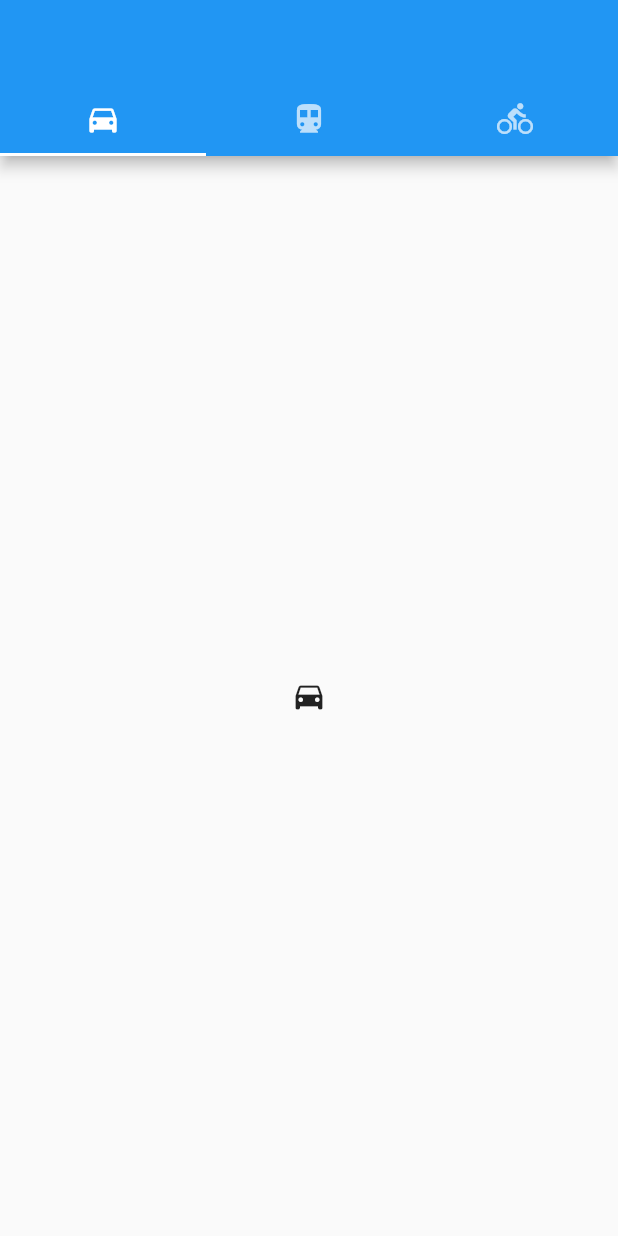
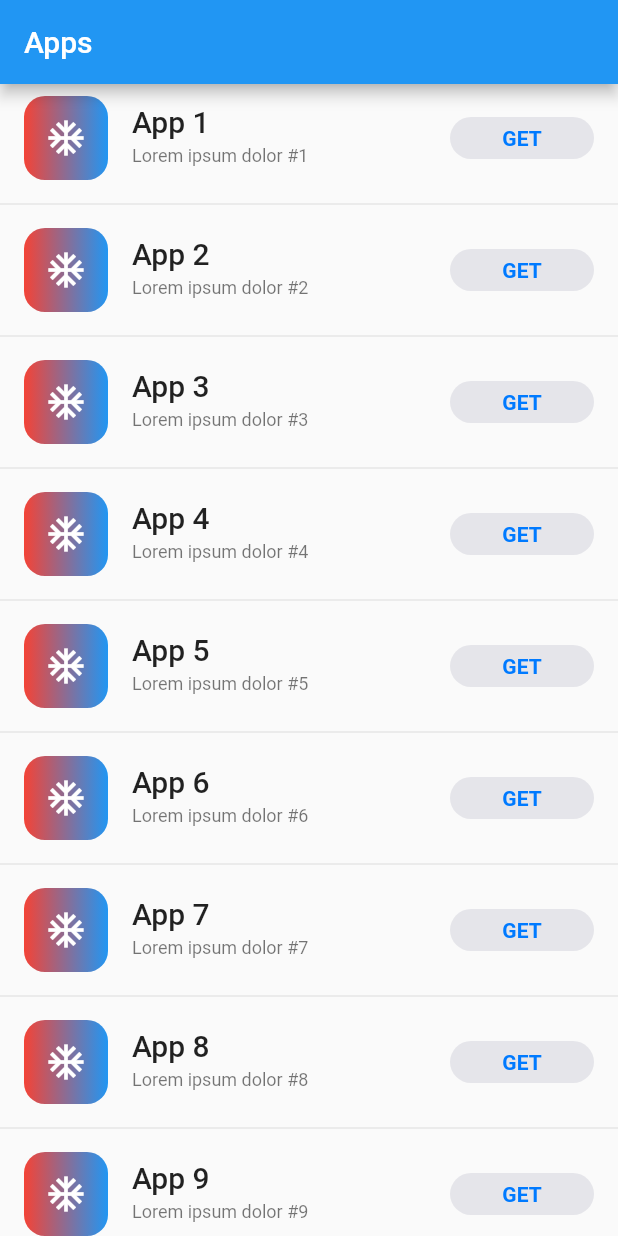
Before and after one commit to kanexsa/try_widgets, a Flutter app: the screen it shows after launch, on a phone screen of 412 x 824 dp. Run offline on Flutter 3.47's test engine with Material 2 defaults, Android fonts, the phone set to English and light mode, and no system bars.

Commit message:
download button uploaded

```diff
--- /dev/null
+++ b/lib/effects/download_button/download_button.dart
@@ -0,0 +1,397 @@
+import 'package:flutter/cupertino.dart';
+import 'package:flutter/material.dart';
+
+@immutable
+class ExampleCupertinoDownloadButton extends StatefulWidget {
+  const ExampleCupertinoDownloadButton({super.key});
+
+  @override
+  State<ExampleCupertinoDownloadButton> createState() =>
+      _ExampleCupertinoDownloadButtonState();
+}
+
+class _ExampleCupertinoDownloadButtonState
+    extends State<ExampleCupertinoDownloadButton> {
+  late final List<DownloadController> _downloadControllers;
+
+  @override
+  void initState() {
+    super.initState();
+    _downloadControllers = List<DownloadController>.generate(
+      20,
+      (index) => SimulatedDownloadController(onOpenDownload: () {
+        _openDownload(index);
+      }),
+    );
+  }
+
+  void _openDownload(int index) {
+    ScaffoldMessenger.of(context).showSnackBar(
+      SnackBar(
+        content: Text('Open App ${index + 1}'),
+      ),
+    );
+  }
+
+  @override
+  Widget build(BuildContext context) {
+    return Scaffold(
+      appBar: AppBar(title: const Text('Apps')),
+      body: ListView.separated(
+        itemCount: _downloadControllers.length,
+        separatorBuilder: (_, __) => const Divider(),
+        itemBuilder: _buildListItem,
+      ),
+    );
+  }
+
+  Widget _buildListItem(BuildContext context, int index) {
+    final theme = Theme.of(context);
+    final downloadController = _downloadControllers[index];
+
+    return ListTile(
+      leading: const DemoAppIcon(),
+      title: Text(
+        'App ${index + 1}',
+        overflow: TextOverflow.ellipsis,
+        style: theme.textTheme.titleLarge,
+      ),
+      subtitle: Text(
+        'Lorem ipsum dolor #${index + 1}',
+        overflow: TextOverflow.ellipsis,
+        style: theme.textTheme.bodySmall,
+      ),
+      trailing: SizedBox(
+        width: 96,
+        child: AnimatedBuilder(
+          animation: downloadController,
+          builder: (context, child) {
+            return DownloadButton(
+              status: downloadController.downloadStatus,
+              downloadProgress: downloadController.progress,
+              onDownload: downloadController.startDownload,
+              onCancel: downloadController.stopDownload,
+              onOpen: downloadController.openDownload,
+            );
+          },
+        ),
+      ),
+    );
+  }
+}
+
+@immutable
+class DemoAppIcon extends StatelessWidget {
+  const DemoAppIcon({super.key});
+
+  @override
+  Widget build(BuildContext context) {
+    return const AspectRatio(
+      aspectRatio: 1,
+      child: FittedBox(
+        child: SizedBox(
+          width: 80,
+          height: 80,
+          child: DecoratedBox(
+            decoration: BoxDecoration(
+              gradient: LinearGradient(
+                colors: [Colors.red, Colors.blue],
+              ),
+              borderRadius: BorderRadius.all(Radius.circular(20)),
+            ),
+            child: Center(
+              child: Icon(
+                Icons.ac_unit,
+                color: Colors.white,
+                size: 40,
+              ),
+            ),
+          ),
+        ),
+      ),
+    );
+  }
+}
+
+enum DownloadStatus {
+  notDownloaded,
+  fetchingDownload,
+  downloading,
+  downloaded,
+}
+
+abstract class DownloadController implements ChangeNotifier {
+  DownloadStatus get downloadStatus;
+  double get progress;
+
+  void startDownload();
+  void stopDownload();
+  void openDownload();
+}
+
+class SimulatedDownloadController extends DownloadController
+    with ChangeNotifier {
+  SimulatedDownloadController({
+    DownloadStatus downloadStatus = DownloadStatus.notDownloaded,
+    double progress = 0.0,
+    required VoidCallback onOpenDownload,
+  })  : _downloadStatus = downloadStatus,
+        _progress = progress,
+        _onOpenDownload = onOpenDownload;
+
+  DownloadStatus _downloadStatus;
+  @override
+  DownloadStatus get downloadStatus => _downloadStatus;
+
+  double _progress;
+  @override
+  double get progress => _progress;
+
+  final VoidCallback _onOpenDownload;
+
+  bool _isDownloading = false;
+
+  @override
+  void startDownload() {
+    if (downloadStatus == DownloadStatus.notDownloaded) {
+      _doSimulatedDownload();
+    }
+  }
+
+  @override
+  void stopDownload() {
+    if (_isDownloading) {
+      _isDownloading = false;
+      _downloadStatus = DownloadStatus.notDownloaded;
+      _progress = 0.0;
+      notifyListeners();
+    }
+  }
+
+  @override
+  void openDownload() {
+    if (downloadStatus == DownloadStatus.downloaded) {
+      _onOpenDownload();
+    }
+  }
+
+  Future<void> _doSimulatedDownload() async {
+    _isDownloading = true;
+    _downloadStatus = DownloadStatus.fetchingDownload;
+    notifyListeners();
+
+    // Wait a second to simulate fetch time.
+    await Future<void>.delayed(const Duration(seconds: 1));
+
+    // If the user chose to cancel the download, stop the simulation.
+    if (!_isDownloading) {
+      return;
+    }
+
+    // Shift to the downloading phase.
+    _downloadStatus = DownloadStatus.downloading;
+    notifyListeners();
+
+    const downloadProgressStops = [0.0, 0.15, 0.45, 0.8, 1.0];
+    for (final stop in downloadProgressStops) {
+      // Wait a second to simulate varying download speeds.
+      await Future<void>.delayed(const Duration(seconds: 1));
+
+      // If the user chose to cancel the download, stop the simulation.
+      if (!_isDownloading) {
+        return;
+      }
+
+      // Update the download progress.
+      _progress = stop;
+      notifyListeners();
+    }
+
+    // Wait a second to simulate a final delay.
+    await Future<void>.delayed(const Duration(seconds: 1));
+
+    // If the user chose to cancel the download, stop the simulation.
+    if (!_isDownloading) {
+      return;
+    }
+
+    // Shift to the downloaded state, completing the simulation.
+    _downloadStatus = DownloadStatus.downloaded;
+    _isDownloading = false;
+    notifyListeners();
+  }
+}
+
+@immutable
+class DownloadButton extends StatelessWidget {
+  const DownloadButton({
+    super.key,
+    required this.status,
+    this.downloadProgress = 0.0,
+    required this.onDownload,
+    required this.onCancel,
+    required this.onOpen,
+    this.transitionDuration = const Duration(milliseconds: 500),
+  });
+
+  final DownloadStatus status;
+  final double downloadProgress;
+  final VoidCallback onDownload;
+  final VoidCallback onCancel;
+  final VoidCallback onOpen;
+  final Duration transitionDuration;
+
+  bool get _isDownloading => status == DownloadStatus.downloading;
+
+  bool get _isFetching => status == DownloadStatus.fetchingDownload;
+
+  bool get _isDownloaded => status == DownloadStatus.downloaded;
+
+  void _onPressed() {
+    switch (status) {
+      case DownloadStatus.notDownloaded:
+        onDownload();
+        break;
+      case DownloadStatus.fetchingDownload:
+        // do nothing.
+        break;
+      case DownloadStatus.downloading:
+        onCancel();
+        break;
+      case DownloadStatus.downloaded:
+        onOpen();
+        break;
+    }
+  }
+
+  @override
+  Widget build(BuildContext context) {
+    return GestureDetector(
+      onTap: _onPressed,
+      child: Stack(
+        children: [
+          ButtonShapeWidget(
+            transitionDuration: transitionDuration,
+            isDownloaded: _isDownloaded,
+            isDownloading: _isDownloading,
+            isFetching: _isFetching,
+          ),
+          Positioned.fill(
+            child: AnimatedOpacity(
+              duration: transitionDuration,
+              opacity: _isDownloading || _isFetching ? 1.0 : 0.0,
+              curve: Curves.ease,
+              child: Stack(
+                alignment: Alignment.center,
+                children: [
+                  ProgressIndicatorWidget(
+                    downloadProgress: downloadProgress,
+                    isDownloading: _isDownloading,
+                    isFetching: _isFetching,
+                  ),
+                  if (_isDownloading)
+                    const Icon(
+                      Icons.stop,
+                      size: 14,
+                      color: CupertinoColors.activeBlue,
+                    ),
+                ],
+              ),
+            ),
+          ),
+        ],
+      ),
+    );
+  }
+}
+
+@immutable
+class ButtonShapeWidget extends StatelessWidget {
+  const ButtonShapeWidget({
+    super.key,
+    required this.isDownloading,
+    required this.isDownloaded,
+    required this.isFetching,
+    required this.transitionDuration,
+  });
+
+  final bool isDownloading;
+  final bool isDownloaded;
+  final bool isFetching;
+  final Duration transitionDuration;
+
+  @override
+  Widget build(BuildContext context) {
+    var shape = const ShapeDecoration(
+      shape: StadiumBorder(),
+      color: CupertinoColors.lightBackgroundGray,
+    );
+
+    if (isDownloading || isFetching) {
+      shape = ShapeDecoration(
+        shape: const CircleBorder(),
+        color: Colors.white.withOpacity(0),
+      );
+    }
+
+    return AnimatedContainer(
+      duration: transitionDuration,
+      curve: Curves.ease,
+      width: double.infinity,
+      decoration: shape,
+      child: Padding(
+        padding: const EdgeInsets.symmetric(vertical: 6),
+        child: AnimatedOpacity(
+          duration: transitionDuration,
+          opacity: isDownloading || isFetching ? 0.0 : 1.0,
+          curve: Curves.ease,
+          child: Text(
+            isDownloaded ? 'OPEN' : 'GET',
+            textAlign: TextAlign.center,
+            style: Theme.of(context).textTheme.labelLarge?.copyWith(
+                  fontWeight: FontWeight.bold,
+                  color: CupertinoColors.activeBlue,
+                ),
+          ),
+        ),
+      ),
+    );
+  }
+}
+
+@immutable
+class ProgressIndicatorWidget extends StatelessWidget {
+  const ProgressIndicatorWidget({
+    super.key,
+    required this.downloadProgress,
+    required this.isDownloading,
+    required this.isFetching,
+  });
+
+  final double downloadProgress;
+  final bool isDownloading;
+  final bool isFetching;
+
+  @override
+  Widget build(BuildContext context) {
+    return AspectRatio(
+      aspectRatio: 1,
+      child: TweenAnimationBuilder<double>(
+        tween: Tween(begin: 0, end: downloadProgress),
+        duration: const Duration(milliseconds: 200),
+        builder: (context, progress, child) {
+          return CircularProgressIndicator(
+            backgroundColor: isDownloading
+                ? CupertinoColors.lightBackgroundGray
+                : Colors.white.withOpacity(0),
+            valueColor: AlwaysStoppedAnimation(isFetching
+                ? CupertinoColors.lightBackgroundGray
+                : CupertinoColors.activeBlue),
+            strokeWidth: 2,
+            value: isFetching ? null : progress,
+          );
+        },
+      ),
+    );
+  }
+}
```
Also changed, not shown: lib/main.dart (+9 -2 lines).
